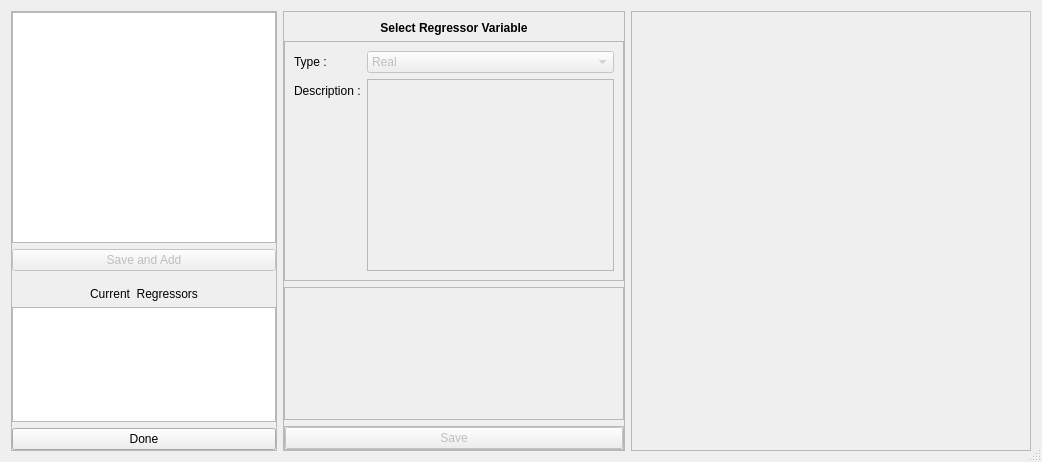
Before: the Qt Designer form braviz/interaction/qt_guis/regressors_select.ui in diego0020/braviz-app, drawn with Qt 5.
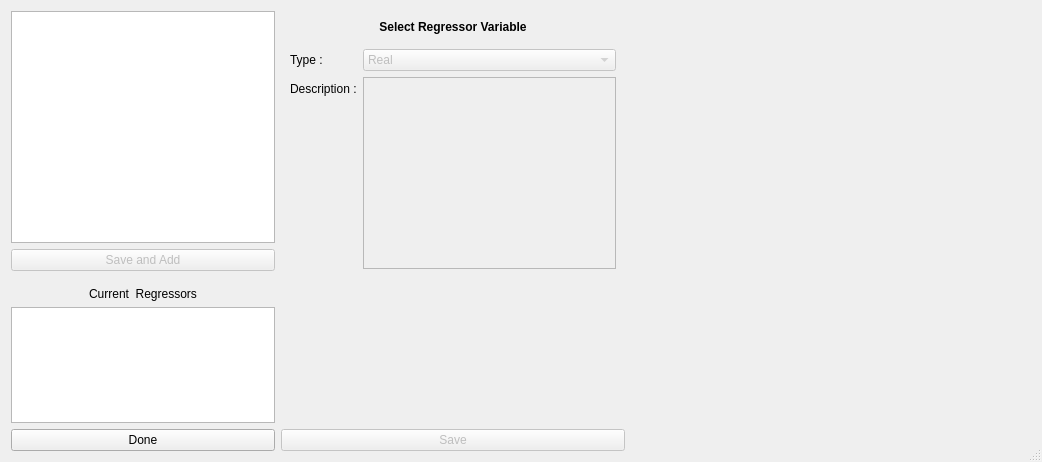
After: the same form once the commit is applied.

What changed in the file:
```diff
--- a/braviz/interaction/qt_guis/regressors_select.ui
+++ b/braviz/interaction/qt_guis/regressors_select.ui
@@ -29,7 +29,7 @@
    <item>
     <widget class="QFrame" name="frame_3">
      <property name="frameShape">
-      <enum>QFrame::StyledPanel</enum>
+      <enum>QFrame::NoFrame</enum>
      </property>
      <property name="frameShadow">
       <enum>QFrame::Raised</enum>
@@ -167,7 +167,7 @@
       </size>
      </property>
      <property name="frameShape">
-      <enum>QFrame::StyledPanel</enum>
+      <enum>QFrame::NoFrame</enum>
      </property>
      <property name="frameShadow">
       <enum>QFrame::Raised</enum>
@@ -207,7 +207,7 @@
       <item>
        <widget class="QFrame" name="frame_2">
         <property name="frameShape">
-         <enum>QFrame::StyledPanel</enum>
+         <enum>QFrame::NoFrame</enum>
         </property>
         <property name="frameShadow">
          <enum>QFrame::Raised</enum>
@@ -269,7 +269,7 @@
          </size>
         </property>
         <property name="frameShape">
-         <enum>QFrame::StyledPanel</enum>
+         <enum>QFrame::NoFrame</enum>
         </property>
         <property name="frameShadow">
          <enum>QFrame::Raised</enum>
@@ -290,7 +290,7 @@
       <item>
        <widget class="QFrame" name="frame_4">
         <property name="frameShape">
-         <enum>QFrame::StyledPanel</enum>
+         <enum>QFrame::NoFrame</enum>
         </property>
         <property name="frameShadow">
          <enum>QFrame::Raised</enum>
@@ -333,7 +333,7 @@
       </size>
      </property>
      <property name="frameShape">
-      <enum>QFrame::StyledPanel</enum>
+      <enum>QFrame::NoFrame</enum>
      </property>
      <property name="frameShadow">
       <enum>QFrame::Raised</enum>
```
Left out of the diff: 22 changed lines with no effect on the pictures.
